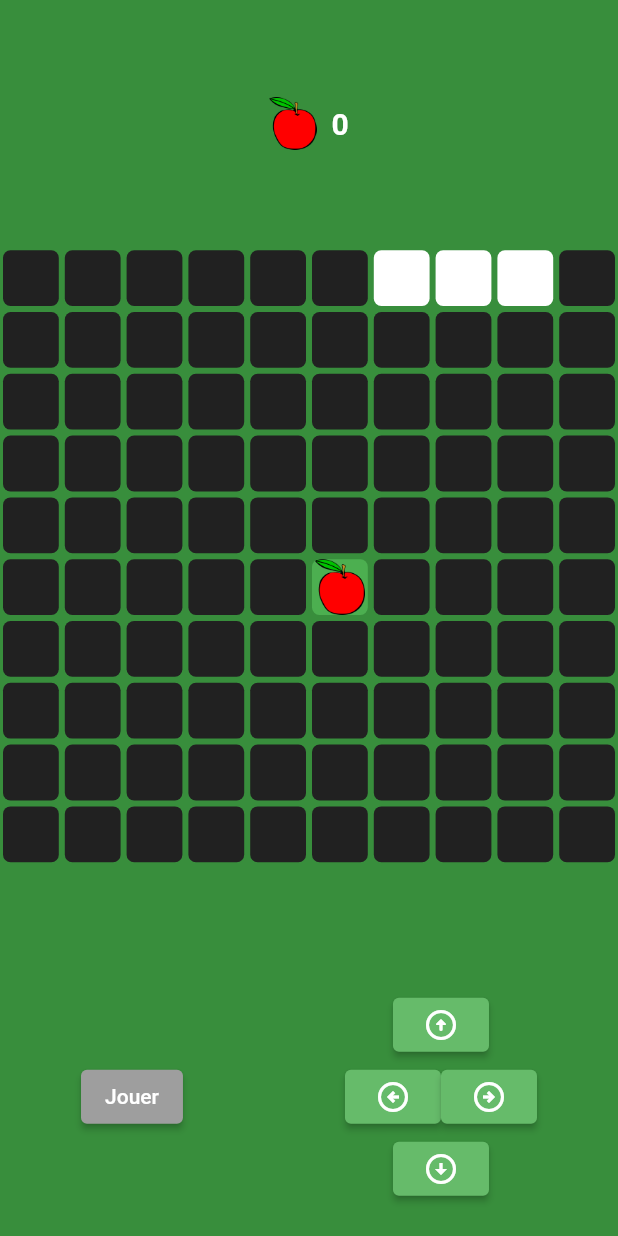
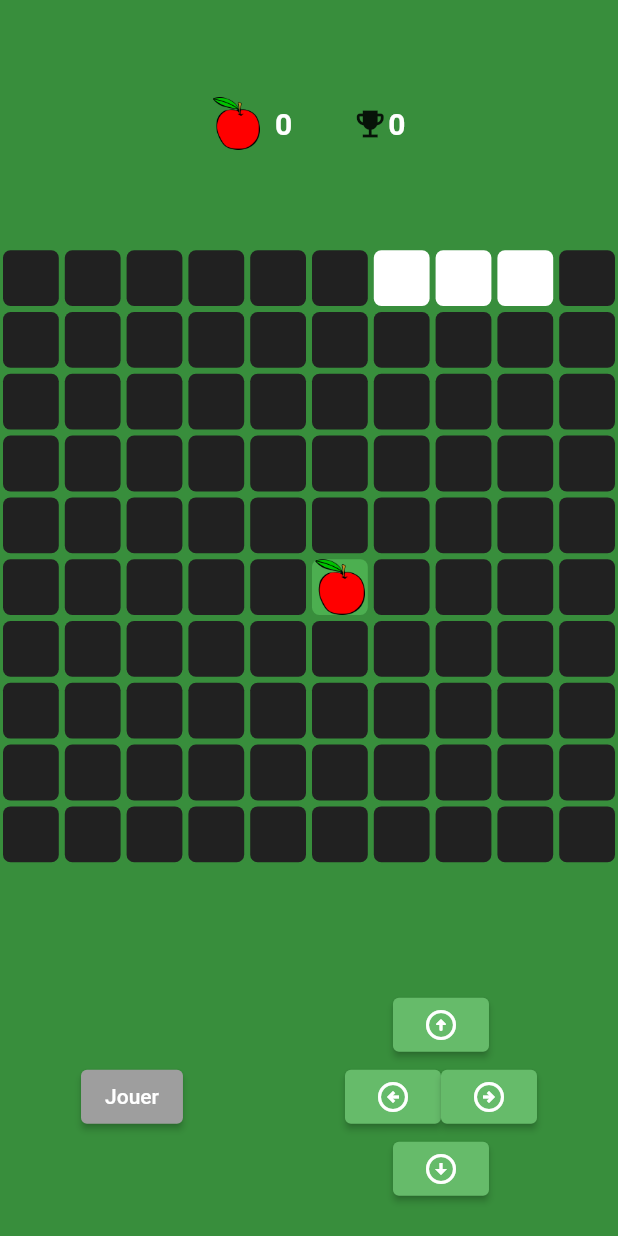
Before and after one commit to Matvdb/snake-flutter, a Flutter app: the GameBoard screen opened directly, after a tap on "Jouer", on a phone screen of 412 x 824 dp. Run offline on Flutter 3.47's test engine with Material 2 defaults, Android fonts, the light colour scheme and no system bars; our stand-ins replace flutter_spinkit.

Commit message:
meilleure score fini + diff si partie perdu

```diff
--- a/lib/ecrans/gameBoard.dart
+++ b/lib/ecrans/gameBoard.dart
@@ -24,7 +24,7 @@ enum snake_Direction {HAUT, BAS, GAUCHE, DROITE}
 
 class _GameBoardState extends State<GameBoard> {
 
-  Snake game = Snake();
+  Snake _game = Snake();
 
   Column _btnMoov = Column();
 
@@ -38,6 +38,7 @@ class _GameBoardState extends State<GameBoard> {
 
   // init variable pour récupérer la donnée score de la classe Snake
   var score = Snake.score;
+  var bestScore = Snake.bestScore;
 
   // booléen init à false pour le commencement de la partie
   bool estCommencer = false;
@@ -90,6 +91,7 @@ class _GameBoardState extends State<GameBoard> {
         estCommencer = true;
         mouvementSnake();
         eatFood();
+        incrementScore();
         if(gameOver()){
           timer.cancel();
           _loose();
@@ -158,6 +160,16 @@ class _GameBoardState extends State<GameBoard> {
     }
   }
 
+  void incrementScore(){
+    setState(() {
+      if(score > bestScore){
+        bestScore = score;
+      } else if (score < bestScore){
+        bestScore = bestScore;
+      }
+    });
+  }
+
   // fonction permettant la création d'une nouvelle partie
   void newGame(){
     setState(() {
@@ -180,6 +192,17 @@ class _GameBoardState extends State<GameBoard> {
       return true;
     }
     return false;
+  }
+
+  Text sentence = Text("Bravo ! \nVous détenez le meilleur score !", textAlign: TextAlign.center, style: TextStyle(fontSize: 12.0),);
+  Text dontHaveBestScore(Text text){
+      if(score >= bestScore){
+        sentence = Text("Bravo ! \nVous détenez le meilleur score !",textAlign: TextAlign.center, style: TextStyle(fontSize: 12.0),);;
+      } else if (score < bestScore){
+        int diff = bestScore - score;
+        sentence = Text("Dommage ! \nIl vous reste $diff point(s) pour être 1er !", textAlign: TextAlign.center,style: TextStyle(fontSize: 12.0),);
+      }
+    return sentence;
   }
 
   // Widget affichant un pop-up lorsque le Joueur a perdu
@@ -216,7 +239,18 @@ class _GameBoardState extends State<GameBoard> {
                     ),
                     Text("$score", style: const TextStyle(
                       fontWeight: FontWeight.bold,
+                      color: Colors.red,
                     ),)
+                  ],
+                ),
+                Padding(padding: EdgeInsets.all(8)),
+                Row(
+                  mainAxisAlignment: MainAxisAlignment.center,
+                  children: [
+                    Align(
+                      alignment: Alignment.center,
+                      child: dontHaveBestScore(sentence),
+                    ),
                   ],
                 ),
               ],
@@ -394,6 +428,15 @@ class _GameBoardState extends State<GameBoard> {
                         color: Colors.white
                       ),
                     ),
+                    Padding(padding: EdgeInsets.all(20)),
+                    Icon(Icons.emoji_events),
+                    Text("$bestScore",
+                      style: const TextStyle(
+                        fontSize: 20.0,
+                        fontWeight: FontWeight.bold,
+                        color: Colors.white
+                      ),
+                    ),
                   ],
                 ),
               ),
--- a/lib/outils/snake.dart
+++ b/lib/outils/snake.dart
@@ -1,8 +1,8 @@
 class Snake{
   static String nom = "";
   static String msgGame = "";
-
   static int score = 0;
+  static int bestScore= 0;
 
   static bool gameOver = false;
 
@@ -15,10 +15,6 @@ class Snake{
   static getSnakePositon(){
     return snakePosition;
   }
-
-  static int getScore(){
-    return score;
-  }
 }
 
 class Case{
```
